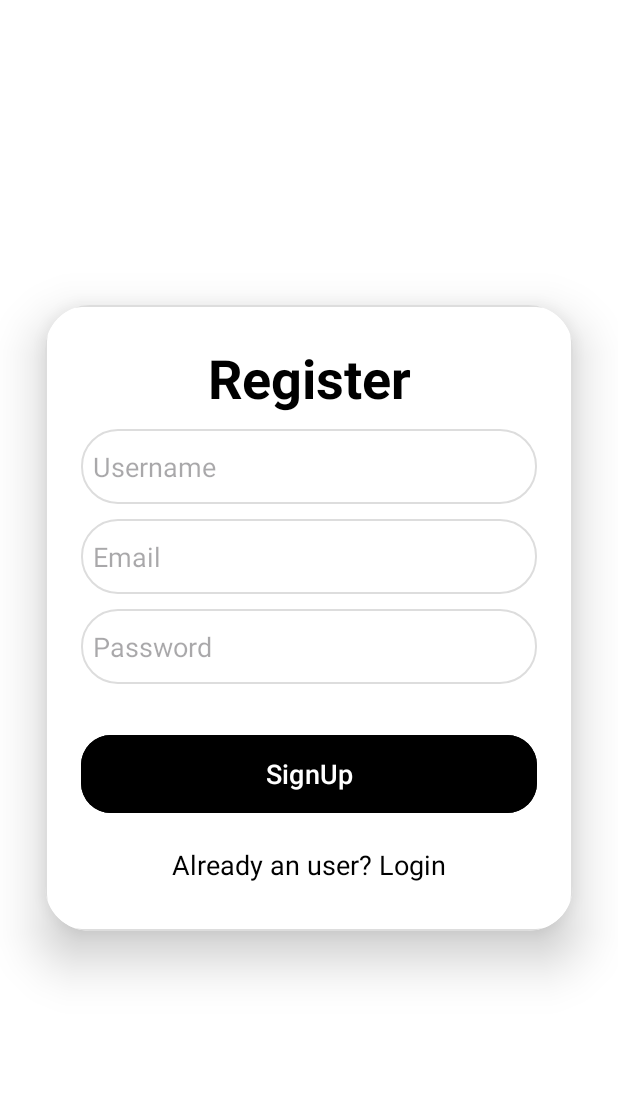
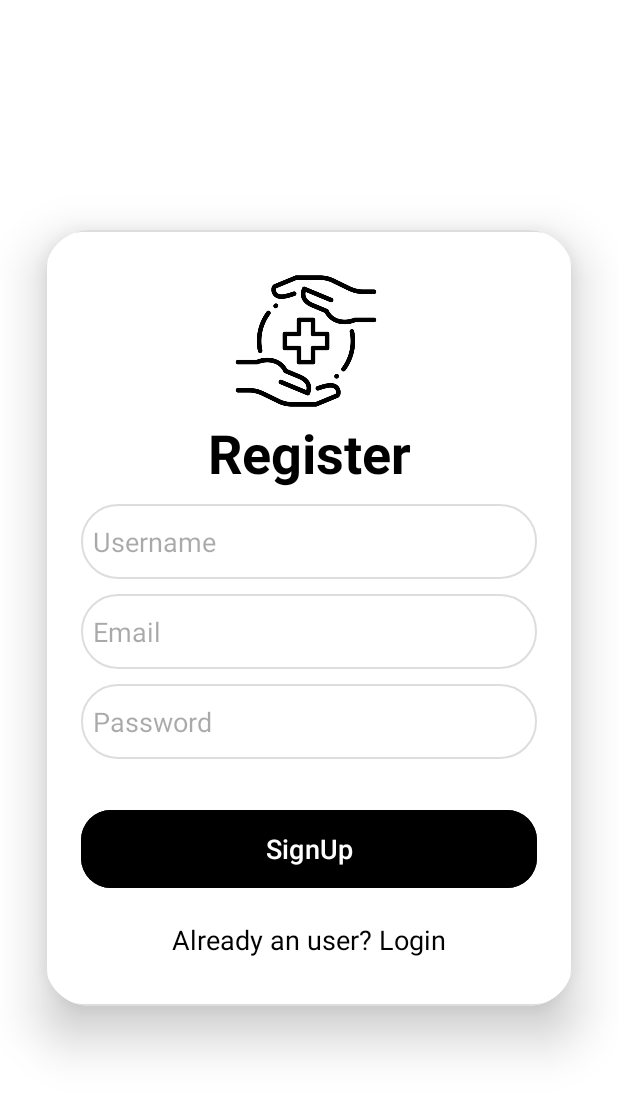
Before and after one commit to Pritesh928/eSehat-enhanced, an Android app: the screen it shows after launch (RegisterActivity), on a phone screen of 412 x 824 dp. Shown: the top 1094 px of the screen. Run offline under Robolectric (Android 15) with nearby library versions, the phone set to English and light mode, and no system bars; our stand-ins replace Firebase (no records; nobody signed in at launch, a user with empty details on screens opened directly).

Commit message:
v2.0-mega_release#1fix

```diff
--- a/app/src/main/res/layout/activity_register.xml
+++ b/app/src/main/res/layout/activity_register.xml
@@ -25,6 +25,13 @@
             android:padding="24dp"
             android:background="@drawable/edittext">
 
+            <ImageView
+                android:layout_width="100dp"
+                android:layout_height="100dp"
+                android:src="@drawable/baymax"
+                android:layout_marginStart="100dp"
+
+                />
             <TextView
                 android:layout_width="match_parent"
                 android:layout_height="wrap_content"
```
Also changed, not shown: app/src/main/res/layout/activity_login.xml (+7 -0 lines), app/src/main/res/layout/activity_otpactivity.xml (+8 -0 lines).
